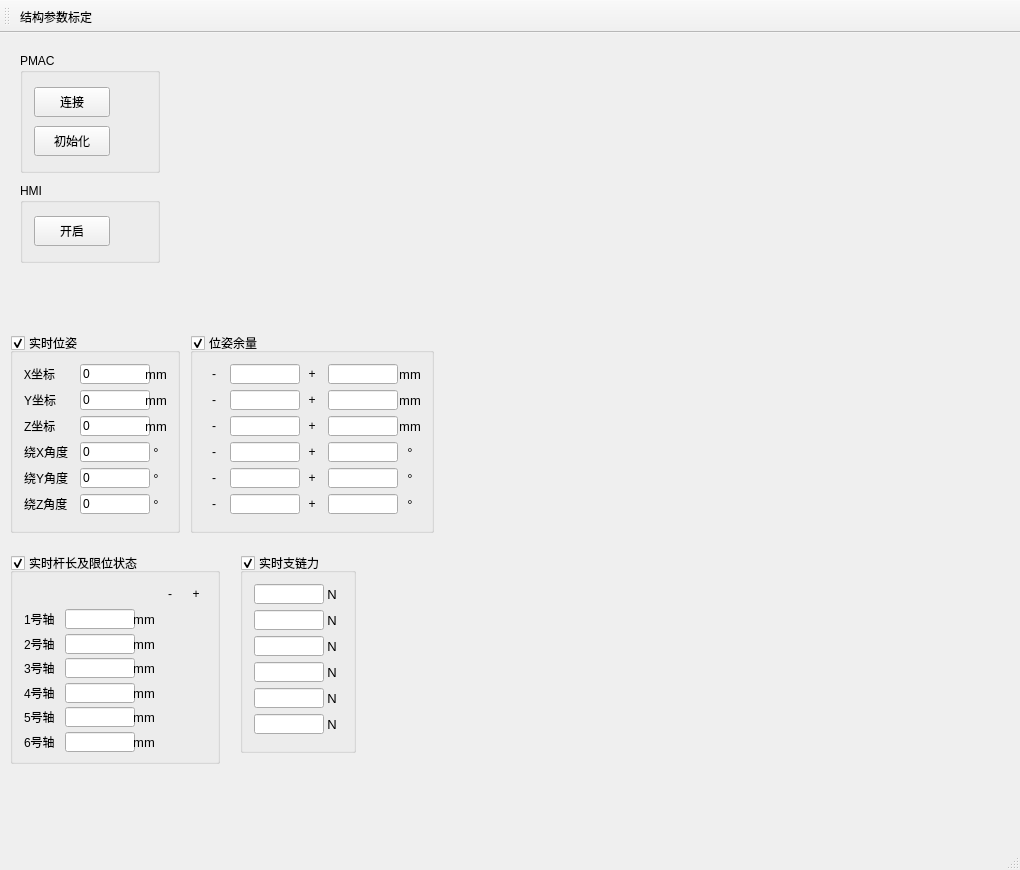
Above: SixUpsUiAo/SixUpsUiAo.ui from Wao1996/SixUpsUiAo before the change. Below: the same form after it.
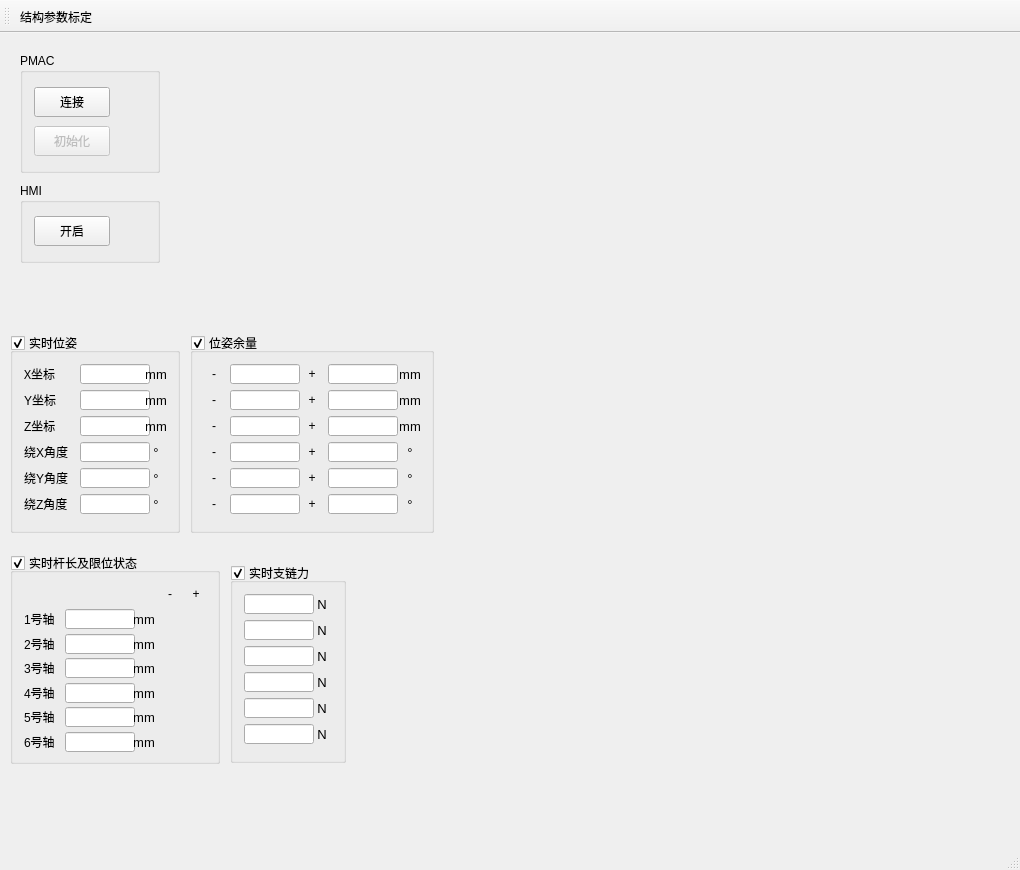
That is the form after the change. Icons and pictures are not drawn.

The edit to the form file:
```diff
--- a/SixUpsUiAo/SixUpsUiAo.ui
+++ b/SixUpsUiAo/SixUpsUiAo.ui
@@ -174,6 +174,9 @@
      </item>
      <item row="1" column="0">
       <widget class="QPushButton" name="initPmacBtn">
+       <property name="enabled">
+        <bool>false</bool>
+       </property>
        <property name="minimumSize">
         <size>
          <width>0</width>
@@ -295,7 +298,7 @@
         <enum>Qt::LeftToRight</enum>
        </property>
        <property name="text">
-        <string>0</string>
+        <string/>
        </property>
        <property name="readOnly">
         <bool>true</bool>
@@ -366,7 +369,7 @@
         <enum>Qt::LeftToRight</enum>
        </property>
        <property name="text">
-        <string>0</string>
+        <string/>
        </property>
        <property name="readOnly">
         <bool>true</bool>
@@ -437,7 +440,7 @@
         <enum>Qt::LeftToRight</enum>
        </property>
        <property name="text">
-        <string>0</string>
+        <string/>
        </property>
        <property name="readOnly">
         <bool>true</bool>
@@ -508,7 +511,7 @@
         <enum>Qt::LeftToRight</enum>
        </property>
        <property name="text">
-        <string>0</string>
+        <string/>
        </property>
        <property name="readOnly">
         <bool>true</bool>
@@ -579,7 +582,7 @@
         <enum>Qt::LeftToRight</enum>
        </property>
        <property name="text">
-        <string>0</string>
+        <string/>
        </property>
        <property name="readOnly">
         <bool>true</bool>
@@ -650,7 +653,7 @@
         <enum>Qt::LeftToRight</enum>
        </property>
        <property name="text">
-        <string>0</string>
+        <string/>
        </property>
        <property name="readOnly">
         <bool>true</bool>
@@ -2270,8 +2273,8 @@
     </property>
     <property name="geometry">
      <rect>
-      <x>240</x>
-      <y>520</y>
+      <x>230</x>
+      <y>530</y>
       <width>116</width>
       <height>200</height>
      </rect>
```
Left out of the diff: 7 changed lines with no effect on the pictures.
